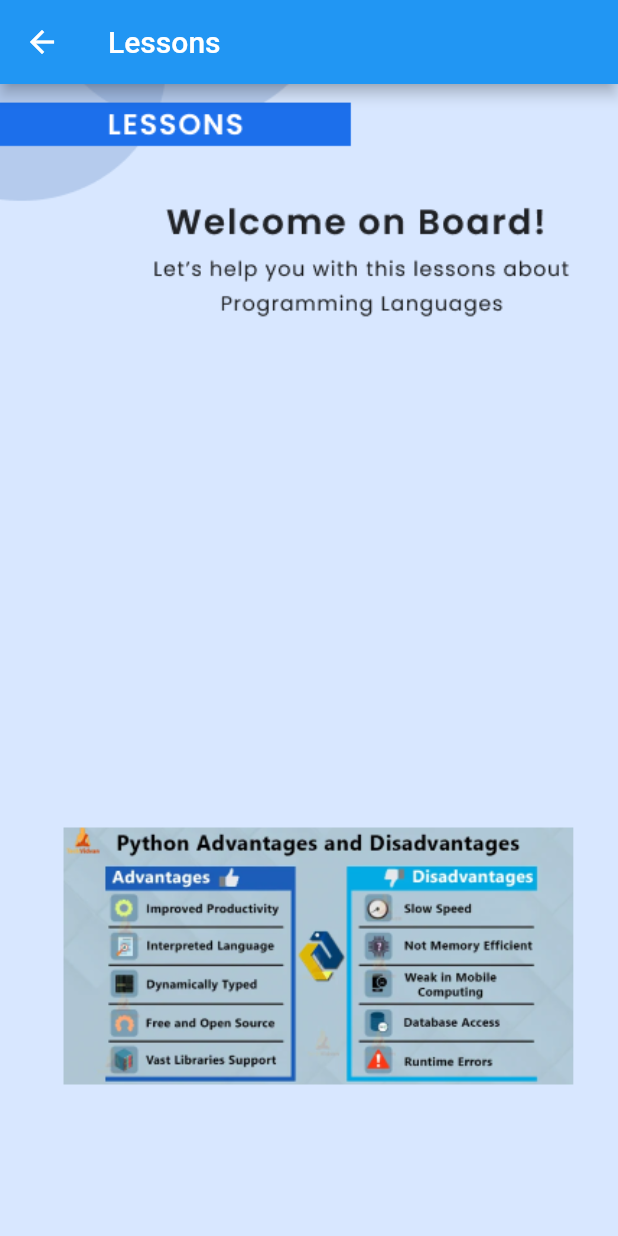
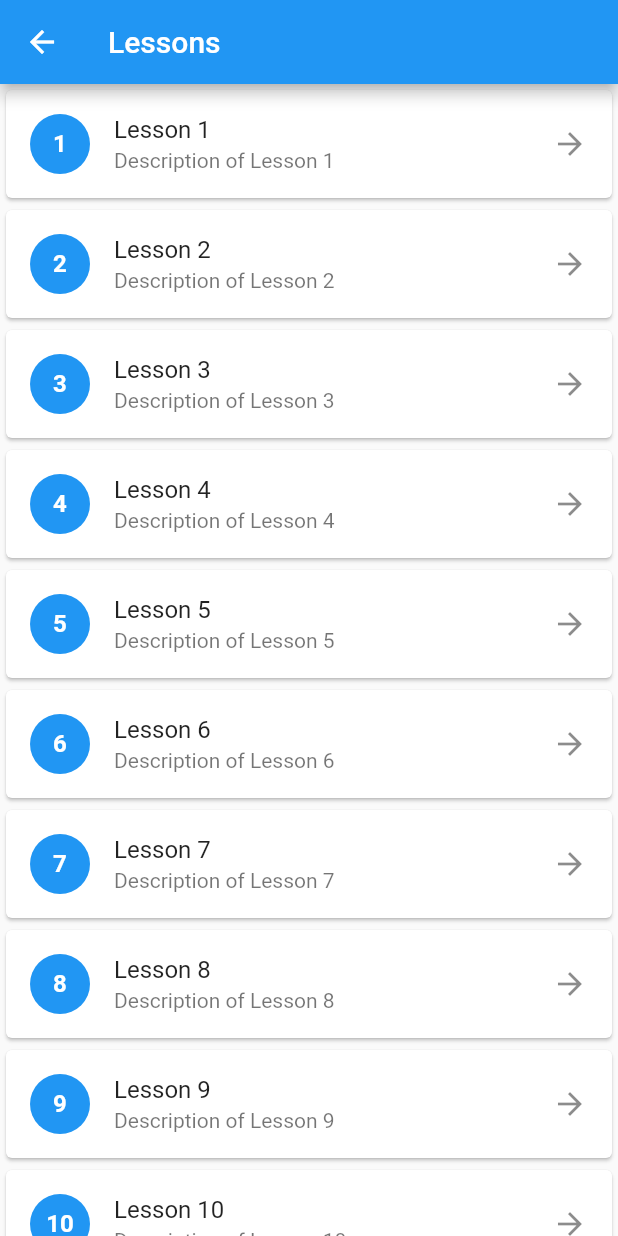
Before and after one commit to sagexfors/basicprog, a Flutter app: the LessonsPage screen opened directly, on a phone screen of 412 x 824 dp. Run offline on Flutter 3.47's test engine with Material 2 defaults, Android fonts, the phone set to English and light mode, and no system bars; our stand-ins replace cloud_firestore, firebase_auth, firebase_core, firebase_storage, flutter_svg, image_picker; accounts and stored records are empty; generated files the repository leaves out were written again.

Commit message:
Add Lessons and Lesson Page template

```diff
--- a/lib/Pages/lessons_page.dart
+++ b/lib/Pages/lessons_page.dart
@@ -6,19 +6,69 @@ class LessonsPage extends StatelessWidget {
   @override
   Widget build(BuildContext context) {
     return Scaffold(
-      appBar: AppBar(title: const Text('Lessons')),
-      body: Stack(
-        children: [
-          Container(
-            decoration: const BoxDecoration(
-              image: DecorationImage(
-                image: AssetImage('assets/images/temp_lessons.png'),
-                fit: BoxFit.cover,
-              ),
-            ),
-          )
-        ],
+      appBar: AppBar(
+        title: const Text('Lessons'),
+      ),
+      body: ListView.builder(
+        itemCount: 10, // Number of lesson cards
+        itemBuilder: (context, index) {
+          final lessonNumber = index + 1;
+          return LessonCard(lessonNumber: lessonNumber);
+        },
       ),
     );
   }
 }
+
+class LessonCard extends StatelessWidget {
+  final int lessonNumber;
+
+  const LessonCard({super.key, required this.lessonNumber});
+
+  @override
+  Widget build(BuildContext context) {
+    return Card(
+      child: ListTile(
+        leading: CircleAvatar(
+          backgroundColor: Theme.of(context).primaryColor,
+          child: Text(
+            lessonNumber.toString(),
+            style: const TextStyle(
+              color: Colors.white,
+              fontWeight: FontWeight.bold,
+            ),
+          ),
+        ),
+        title: Text('Lesson $lessonNumber'),
+        subtitle: Text('Description of Lesson $lessonNumber'),
+        trailing: const Icon(Icons.arrow_forward),
+        onTap: () {
+          Navigator.push(
+            context,
+            MaterialPageRoute(
+              builder: (context) => LessonPage(lessonNumber: lessonNumber),
+            ),
+          );
+        },
+      ),
+    );
+  }
+}
+
+class LessonPage extends StatelessWidget {
+  final int lessonNumber;
+
+  const LessonPage({super.key, required this.lessonNumber});
+
+  @override
+  Widget build(BuildContext context) {
+    return Scaffold(
+      appBar: AppBar(
+        title: Text('Lesson $lessonNumber'),
+      ),
+      body: Center(
+        child: Text('Content of Lesson $lessonNumber'),
+      ),
+    );
+  }
+}
--- a/pubspec.yaml
+++ b/pubspec.yaml
@@ -41,6 +41,7 @@ dependencies:
   flutter_launcher_icons: ^0.13.1
   firebase_storage: ^11.2.3
   image_picker: ^0.8.9
+  flutter_material_color_picker: ^1.2.0
 
 dev_dependencies:
   flutter_test:
```
